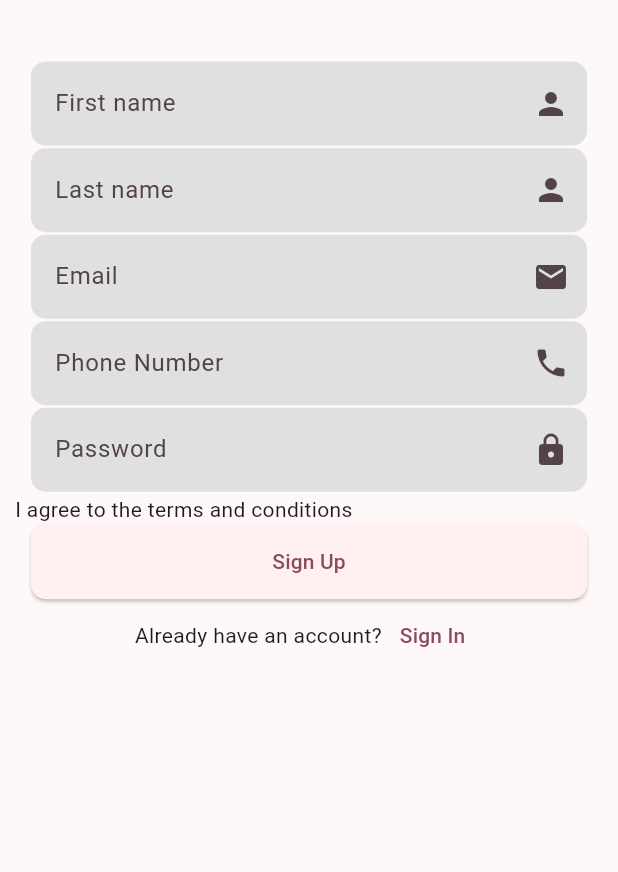
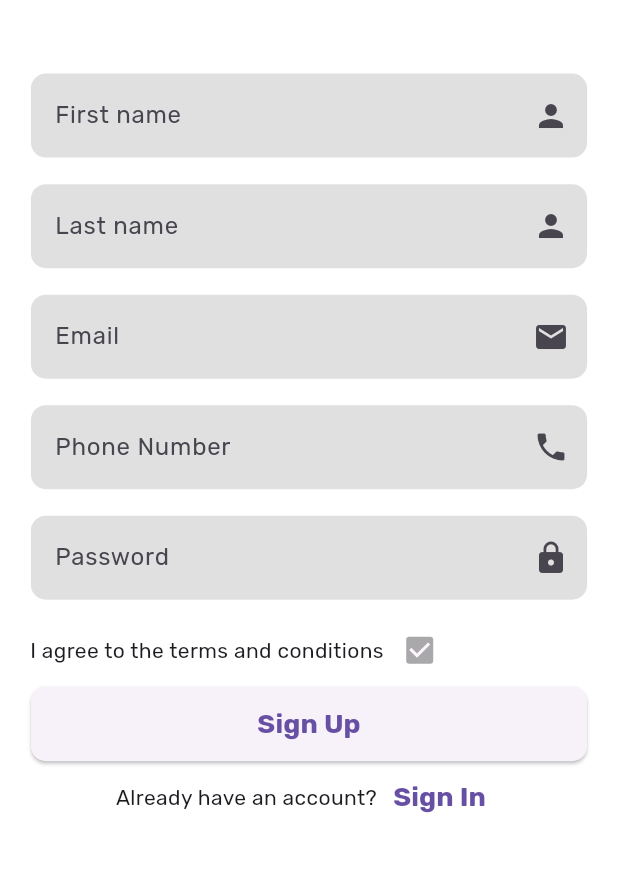
Before and after one commit to WissamAlmsalati/gamearenaApp, a Flutter app: the screen it shows after launch, on a phone screen of 412 x 824 dp, the part 185-1057 px from its top. Run offline on Flutter 3.47's test engine with Material 3 defaults, Android fonts, the phone set to English and light mode, and no system bars; our stand-ins replace bloc, cloud_firestore, firebase_auth, firebase_core, firebase_storage, flutter_bloc and 9 more; missing offline and left inert: enefty_icons, firebase_app_check, mailer, random_avatar; accounts and stored records are empty.

Commit message:
add some changes to UI

```diff
--- /dev/null
+++ b/lib/MyThemeData.dart
@@ -0,0 +1,32 @@
+import 'package:flutter/material.dart';
+import 'package:google_fonts/google_fonts.dart';
+import 'package:velocity_x/velocity_x.dart';
+
+final ThemeData MyTheme = ThemeData(
+  primaryColor: Vx.yellow100,
+  hintColor: Colors.black,
+  backgroundColor: Colors.grey[200],
+  scaffoldBackgroundColor: Colors.white,
+  fontFamily: GoogleFonts.rubik().fontFamily,
+  textTheme: const TextTheme(
+    headline1: TextStyle(
+      fontSize: 36,
+      fontWeight: FontWeight.bold,
+      color: Colors.green,
+    ),
+    headline2: TextStyle(
+      fontSize: 24,
+      fontWeight: FontWeight.bold,
+      color: Colors.black,
+    ),
+    bodyText1: TextStyle(
+      fontSize: 16,
+      color: Colors.black,
+    ),
+    button: TextStyle(
+      fontSize: 18,
+      fontWeight: FontWeight.bold,
+      color: Colors.white,
+    ),
+  ),
+);
--- a/lib/main.dart
+++ b/lib/main.dart
@@ -6,6 +6,7 @@ import 'package:get/get.dart';
 import 'package:store/firebase_options.dart';
 import 'package:store/services/firebase_create_new_credintal_user.dart';
 import 'package:store/view/auth_screens/sign_up.dart';
+import 'MyThemeData.dart';
 import 'view/navigation/navigation_control.dart';
 
 
@@ -36,10 +37,7 @@ class MyApp extends StatelessWidget {
           return GetMaterialApp(
             debugShowCheckedModeBanner: false,
             title: 'Flutter Demo',
-            theme: ThemeData(
-              colorScheme: ColorScheme.fromSeed(seedColor: Colors.black),
-              useMaterial3: true,
-            ),
+            theme:MyTheme,
             home: user == null ? SignUp() : NavigationControl(),
           );
         } else {
--- a/lib/view/auth_screens/sign_up.dart
+++ b/lib/view/auth_screens/sign_up.dart
@@ -60,10 +60,17 @@ class SignUp extends StatelessWidget {
                   hintText: "Password",
                   icon: Icons.lock,
                 ),
-                Row(
-                  children: [
-                    Text("I agree to the terms and conditions"),
-                  ],
+                Padding(
+                  padding: const EdgeInsets.only(left: 10, right: 10),
+                  child: const Row(
+                    children: [
+                      Text("I agree to the terms and conditions"),
+                      Checkbox(
+                        value: true,
+                        onChanged: null,
+                      )
+                    ],
+                  ),
                 ),
                 ElevatedButton(
                   style: ElevatedButton.styleFrom(
--- a/lib/view/auth_screens/widgets/auth_text_filed.dart
+++ b/lib/view/auth_screens/widgets/auth_text_filed.dart
@@ -2,14 +2,16 @@ import 'package:flutter/cupertino.dart';
 import 'package:flutter/material.dart';
 
 class AuthTextFilled extends StatelessWidget {
-  final TextEditingController? controller;
-  final String hintText;
-  final IconData icon;
-  const AuthTextFilled({Key? key,  this.controller, required this.hintText, required this.icon}) : super(key: key);
+  var controller;
+  late String hintText;
+  late IconData icon;
+  AuthTextFilled({Key? key,  this.controller, required this.hintText, required this.icon}) : super(key: key);
 
   @override
   Widget build(BuildContext context) {
-    return Container(
+    return Padding(
+      padding: const EdgeInsets.all(8.0),
+      child: SizedBox(
         height: MediaQuery.of(context).size.height * 0.07,
         width: MediaQuery.of(context).size.width * 0.9,
         child: TextField(
@@ -25,6 +27,7 @@ class AuthTextFilled extends StatelessWidget {
             hintText:hintText,
           ),
         ),
+      ),
     );
   }
 }
--- a/pubspec.yaml
+++ b/pubspec.yaml
@@ -31,6 +31,9 @@ dependencies:
   flutter_map: ^6.1.0
   flutter_launcher_icons: ^0.13.1
   random_avatar: ^0.0.8
+  shimmer: ^3.0.0
+  google_fonts: ^6.2.0
+  velocity_x: ^4.1.1
 
 dev_dependencies:
   flutter_test:
```
Also changed, not shown: lib/shimmer_loding.dart (added, +50 -0 lines), lib/view/adminview/addProducts/addProducts.dart (+9 -0 lines), lib/view/home_screen/home_screen_body.dart (+31 -16 lines), lib/view/home_screen/widget/Item_top_deals.dart (+21 -3 lines), lib/view/home_screen/widget/coustom_appbar.dart (+8 -9 lines), lib/view/search_screen/search_screen.dart (+7 -0 lines), pubspec.lock, 1 other file. Lines whose indentation alone changed are shown as unchanged.
